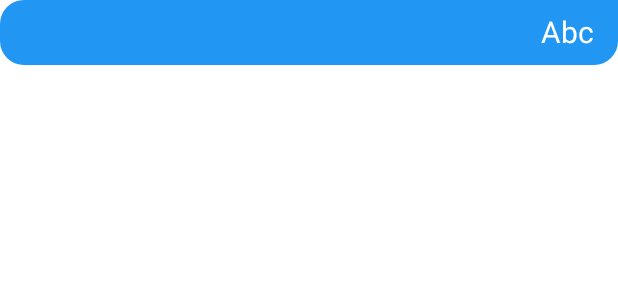
After one commit to MGabi/smalltalk-android, an Android app: the layout rw_conversation_item.xml on its own in the app's theme, with its tools: preview values and no code run, on a phone screen of 412 x 824 dp. The commit adds this screen. Shown: the top 300 px of the screen. Run offline under Robolectric (Android 15) with nearby library versions, the phone set to English and light mode, and no system bars.

Commit message:
Add item animation to messages

```diff
--- a/app/build.gradle
+++ b/app/build.gradle
@@ -50,4 +50,6 @@ dependencies {
     implementation 'com.github.tbruyelle:rxpermissions:0.10.2'
     implementation 'com.github.ybq:AndroidSpinKit:v1.0.0'
     implementation 'com.mcxiaoke.koi:core:0.5.5'
+
+    implementation 'com.airbnb.android:paris:1.2.0'
 }
--- a/app/src/main/java/com/example/smalltalkAndroid/feature/speech/SpeechViewModel.kt
+++ b/app/src/main/java/com/example/smalltalkAndroid/feature/speech/SpeechViewModel.kt
@@ -5,5 +5,8 @@ import androidx.lifecycle.ViewModel
 import com.example.smalltalkAndroid.Repository
 
 class SpeechViewModel(repository: Repository) : ViewModel() {
-    val twOutput = MutableLiveData<String>().apply { repository.getResponse("Ajutor sunt nesigur") { this.value = it.response } }
+    fun getResponse(message: String) {
+
+    }
+
 }
--- /dev/null
+++ b/app/src/main/java/com/example/smalltalkAndroid/model/Message.kt
@@ -0,0 +1,6 @@
+package com.example.smalltalkAndroid.model
+
+import com.example.smalltalkAndroid.feature.speech.MessageOwner
+
+data class Message(val text: String,
+                   val owner: MessageOwner)
--- /dev/null
+++ b/app/src/main/res/drawable/msg_client.xml
@@ -0,0 +1,12 @@
+<shape xmlns:android="http://schemas.android.com/apk/res/android">
+    <solid android:color="@color/chat_user" />
+    <corners
+        android:bottomLeftRadius="@dimen/msg_corner_radius"
+        android:bottomRightRadius="@dimen/msg_corner_radius"
+        android:topLeftRadius="@dimen/msg_corner_radius" />
+    <padding
+        android:bottom="10dp"
+        android:left="10dp"
+        android:right="10dp"
+        android:top="10dp" />
+</shape>
--- /dev/null
+++ b/app/src/main/res/layout/rw_conversation_item.xml
@@ -0,0 +1,23 @@
+<?xml version="1.0" encoding="utf-8"?>
+<androidx.constraintlayout.widget.ConstraintLayout xmlns:android="http://schemas.android.com/apk/res/android"
+    xmlns:app="http://schemas.android.com/apk/res-auto"
+    xmlns:tools="http://schemas.android.com/tools"
+    android:layout_width="match_parent"
+    android:layout_height="wrap_content">
+
+    <TextView
+        android:id="@+id/conversation_item"
+        style="@style/MessageClient"
+        android:layout_width="match_parent"
+        android:layout_height="wrap_content"
+        android:includeFontPadding="false"
+        android:paddingStart="16dp"
+        android:paddingEnd="16dp"
+        android:textSize="20sp"
+        app:layout_constraintBottom_toTopOf="@id/fr_speech_sk_loader"
+        app:layout_constraintEnd_toEndOf="parent"
+        app:layout_constraintStart_toStartOf="parent"
+        app:layout_constraintTop_toTopOf="parent"
+        tools:text="Abc" />
+
+</androidx.constraintlayout.widget.ConstraintLayout>
--- a/app/src/main/res/values/colors.xml
+++ b/app/src/main/res/values/colors.xml
@@ -7,4 +7,7 @@
     <color name="black">#000</color>
     <color name="gray">#ECEFF1</color>
     <color name="transparent">#00000000</color>
+
+    <color name="chat_server">#eaeaea</color>
+    <color name="chat_user">@color/primary</color>
 </resources>
--- a/app/src/main/res/values/dimens.xml
+++ b/app/src/main/res/values/dimens.xml
@@ -10,4 +10,7 @@
     <dimen name="half_content_padding">8dp</dimen>
     <dimen name="content_padding">16dp</dimen>
     <dimen name="double_content_padding">32dp</dimen>
+    <dimen name="msg_corner_radius">16dp</dimen>
+
+    <dimen name="msg_card_spacing">8dp</dimen>
 </resources>
--- a/app/src/main/res/values/styles.xml
+++ b/app/src/main/res/values/styles.xml
@@ -12,4 +12,16 @@
         <item name="titleTextColor">@color/white</item>
         <item name="android:transitionGroup">false</item>
     </style>
+
+    <style name="MessageClient">
+        <item name="android:background">@drawable/msg_client</item>
+        <item name="android:textAlignment">textEnd</item>
+        <item name="android:textColor">@color/white</item>
+    </style>
+
+    <style name="MessageServer">
+        <item name="android:background">@drawable/msg_server</item>
+        <item name="android:textAlignment">textStart</item>
+        <item name="android:textColor">@color/black</item>
+    </style>
 </resources>
```
Also changed, not shown: app/src/main/java/com/example/smalltalkAndroid/Utils.kt (+58 -1 lines), app/src/main/java/com/example/smalltalkAndroid/feature/ItemSpacer.kt (added, +23 -0 lines), app/src/main/java/com/example/smalltalkAndroid/feature/speech/ConversationAdapter.kt (added, +63 -0 lines), app/src/main/java/com/example/smalltalkAndroid/feature/speech/SpeechFragment.kt (+25 -11 lines), app/src/main/res/anim/slide_from_bottom.xml (added, +11 -0 lines), app/src/main/res/anim/slide_in_right.xml (added, +11 -0 lines), app/src/main/res/drawable/msg_server.xml (added, +12 -0 lines), app/src/main/res/layout/fr_speech.xml (renamed from app/src/main/res/layout/fragment_speech.xml, +10 -9 lines).
